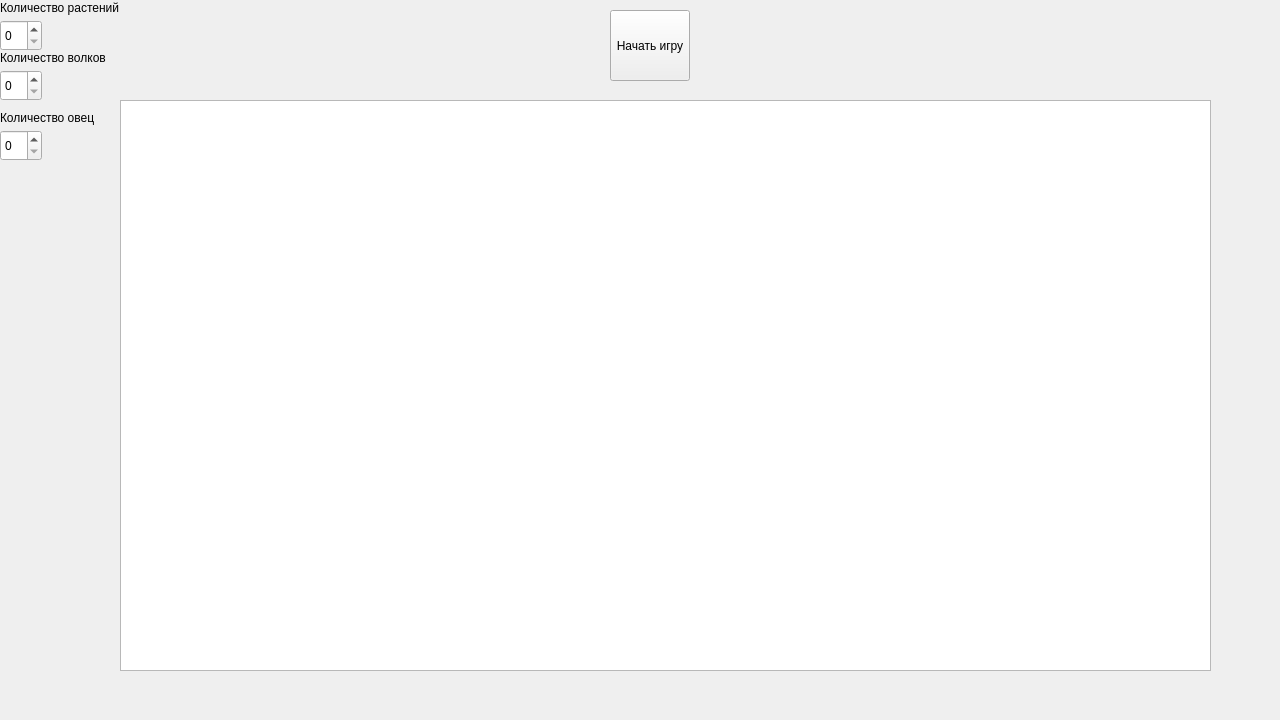
Above: mainwindow.ui from zinovvv/summer_practice_2024 before the change. Below: the same form after it.
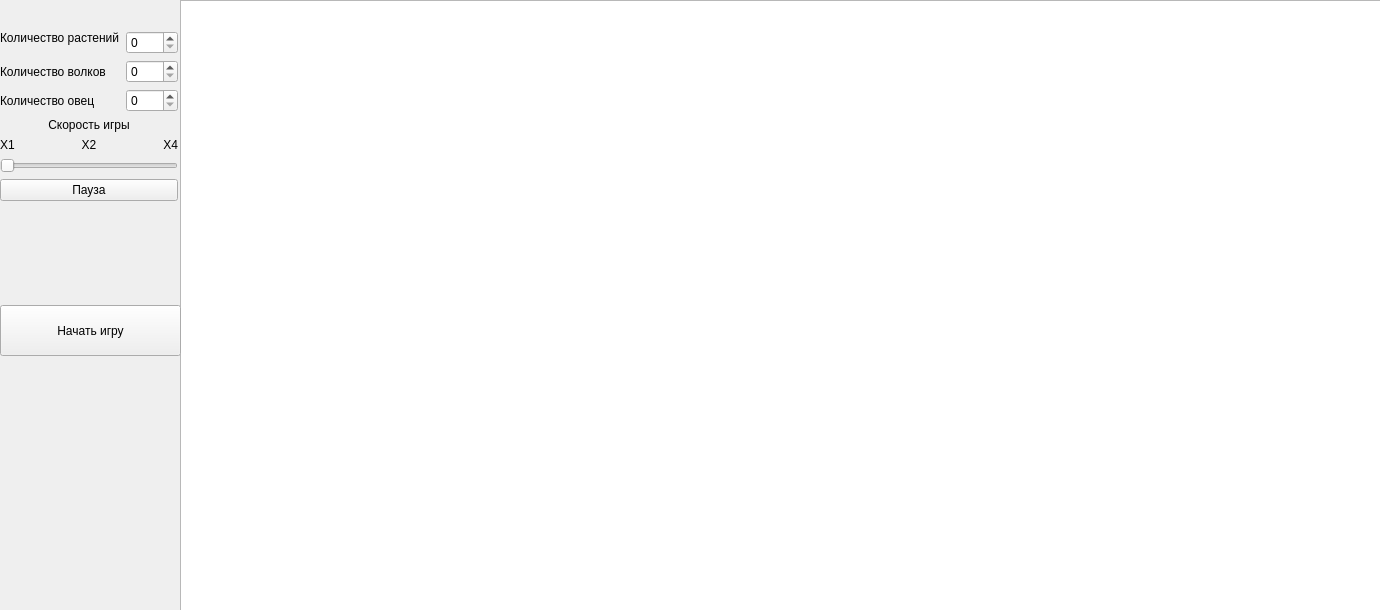
That is the form after the change. Icons and pictures are not drawn.

Diff of the .ui file:
```diff
--- a/mainwindow.ui
+++ b/mainwindow.ui
@@ -9,8 +9,8 @@
    <rect>
     <x>0</x>
     <y>0</y>
-    <width>1280</width>
-    <height>720</height>
+    <width>1380</width>
+    <height>610</height>
    </rect>
   </property>
   <property name="sizePolicy">
@@ -32,67 +32,16 @@
    <property name="styleSheet">
     <string notr="true"/>
    </property>
-   <widget class="QSpinBox" name="plantsspinBox">
-    <property name="geometry">
-     <rect>
-      <x>0</x>
-      <y>20</y>
-      <width>42</width>
-      <height>31</height>
-     </rect>
-    </property>
-   </widget>
-   <widget class="QLabel" name="label">
-    <property name="geometry">
-     <rect>
-      <x>0</x>
-      <y>0</y>
-      <width>121</width>
-      <height>16</height>
-     </rect>
-    </property>
-    <property name="autoFillBackground">
-     <bool>false</bool>
-    </property>
-    <property name="frameShape">
-     <enum>QFrame::NoFrame</enum>
-    </property>
-    <property name="text">
-     <string>Количество растений</string>
-    </property>
-   </widget>
-   <widget class="QPushButton" name="pushButton">
-    <property name="geometry">
-     <rect>
-      <x>610</x>
-      <y>10</y>
-      <width>80</width>
-      <height>71</height>
-     </rect>
-    </property>
-    <property name="acceptDrops">
-     <bool>false</bool>
-    </property>
-    <property name="autoFillBackground">
-     <bool>false</bool>
-    </property>
-    <property name="inputMethodHints">
-     <set>Qt::ImhNone</set>
-    </property>
-    <property name="text">
-     <string>Начать игру</string>
-    </property>
-   </widget>
    <widget class="QGraphicsView" name="graphicsView">
     <property name="enabled">
      <bool>true</bool>
     </property>
     <property name="geometry">
      <rect>
-      <x>120</x>
-      <y>100</y>
-      <width>1091</width>
-      <height>571</height>
+      <x>180</x>
+      <y>0</y>
+      <width>1201</width>
+      <height>611</height>
      </rect>
     </property>
     <property name="autoFillBackground">
@@ -147,65 +96,219 @@
      <enum>QGraphicsView::MinimalViewportUpdate</enum>
     </property>
    </widget>
-   <widget class="QSpinBox" name="wolfsspinBox">
+   <widget class="QWidget" name="formLayoutWidget">
     <property name="geometry">
      <rect>
       <x>0</x>
-      <y>70</y>
-      <width>42</width>
-      <height>31</height>
+      <y>0</y>
+      <width>178</width>
+      <height>201</height>
      </rect>
     </property>
+    <layout class="QFormLayout" name="formLayout">
+     <property name="sizeConstraint">
+      <enum>QLayout::SetDefaultConstraint</enum>
+     </property>
+     <property name="fieldGrowthPolicy">
+      <enum>QFormLayout::AllNonFixedFieldsGrow</enum>
+     </property>
+     <property name="rowWrapPolicy">
+      <enum>QFormLayout::DontWrapRows</enum>
+     </property>
+     <property name="labelAlignment">
+      <set>Qt::AlignLeading|Qt::AlignLeft|Qt::AlignVCenter</set>
+     </property>
+     <property name="formAlignment">
+      <set>Qt::AlignBottom|Qt::AlignLeading|Qt::AlignLeft</set>
+     </property>
+     <item row="0" column="0">
+      <widget class="QLabel" name="label">
+       <property name="sizePolicy">
+        <sizepolicy hsizetype="Preferred" vsizetype="Preferred">
+         <horstretch>0</horstretch>
+         <verstretch>0</verstretch>
+        </sizepolicy>
+       </property>
+       <property name="minimumSize">
+        <size>
+         <width>0</width>
+         <height>0</height>
+        </size>
+       </property>
+       <property name="autoFillBackground">
+        <bool>false</bool>
+       </property>
+       <property name="frameShape">
+        <enum>QFrame::NoFrame</enum>
+       </property>
+       <property name="text">
+        <string>Количество растений</string>
+       </property>
+       <property name="scaledContents">
+        <bool>false</bool>
+       </property>
+       <property name="alignment">
+        <set>Qt::AlignLeading|Qt::AlignLeft|Qt::AlignTop</set>
+       </property>
+      </widget>
+     </item>
+     <item row="0" column="1">
+      <widget class="QSpinBox" name="plantsspinBox">
+       <property name="maximum">
+        <number>1000</number>
+       </property>
+      </widget>
+     </item>
+     <item row="1" column="0">
+      <widget class="QLabel" name="label_2">
+       <property name="autoFillBackground">
+        <bool>false</bool>
+       </property>
+       <property name="frameShape">
+        <enum>QFrame::NoFrame</enum>
+       </property>
+       <property name="text">
+        <string>Количество волков</string>
+       </property>
+       <property name="scaledContents">
+        <bool>false</bool>
+       </property>
+      </widget>
+     </item>
+     <item row="1" column="1">
+      <widget class="QSpinBox" name="wolfsspinBox">
+       <property name="minimumSize">
+        <size>
+         <width>0</width>
+         <height>0</height>
+        </size>
+       </property>
+       <property name="maximum">
+        <number>1000</number>
+       </property>
+      </widget>
+     </item>
+     <item row="2" column="0">
+      <widget class="QLabel" name="label_3">
+       <property name="autoFillBackground">
+        <bool>false</bool>
+       </property>
+       <property name="frameShape">
+        <enum>QFrame::NoFrame</enum>
+       </property>
+       <property name="text">
+        <string>Количество овец</string>
+       </property>
+      </widget>
+     </item>
+     <item row="2" column="1">
+      <widget class="QSpinBox" name="sheepsspinBox">
+       <property name="maximum">
+        <number>1000</number>
+       </property>
+      </widget>
+     </item>
+     <item row="3" column="0" colspan="2">
+      <widget class="QLabel" name="label_4">
+       <property name="text">
+        <string>Скорость игры</string>
+       </property>
+       <property name="alignment">
+        <set>Qt::AlignCenter</set>
+       </property>
+      </widget>
+     </item>
+     <item row="4" column="0" colspan="2">
+      <layout class="QHBoxLayout" name="horizontalLayout" stretch="0,0,0">
+       <property name="spacing">
+        <number>6</number>
+       </property>
+       <item>
+        <widget class="QLabel" name="label_5">
+         <property name="text">
+          <string>X1</string>
+         </property>
+        </widget>
+       </item>
+       <item>
+        <widget class="QLabel" name="label_6">
+         <property name="text">
+          <string>X2</string>
+         </property>
+         <property name="alignment">
+          <set>Qt::AlignCenter</set>
+         </property>
+        </widget>
+       </item>
+       <item>
+        <widget class="QLabel" name="label_7">
+         <property name="text">
+          <string>X4</string>
+         </property>
+         <property name="alignment">
+          <set>Qt::AlignRight|Qt::AlignTrailing|Qt::AlignVCenter</set>
+         </property>
+        </widget>
+       </item>
+      </layout>
+     </item>
+     <item row="5" column="0" colspan="2">
+      <widget class="QSlider" name="gameSpeedSlider">
+       <property name="minimum">
+        <number>1</number>
+       </property>
+       <property name="maximum">
+        <number>3</number>
+       </property>
+       <property name="orientation">
+        <enum>Qt::Horizontal</enum>
+       </property>
+      </widget>
+     </item>
+     <item row="6" column="0" colspan="2">
+      <widget class="QPushButton" name="pauseButton">
+       <property name="sizePolicy">
+        <sizepolicy hsizetype="Minimum" vsizetype="Fixed">
+         <horstretch>0</horstretch>
+         <verstretch>0</verstretch>
+        </sizepolicy>
+       </property>
+       <property name="text">
+        <string>Пауза</string>
+       </property>
+      </widget>
+     </item>
+    </layout>
    </widget>
-   <widget class="QSpinBox" name="sheepsspinBox">
+   <widget class="QPushButton" name="startButton">
     <property name="geometry">
      <rect>
       <x>0</x>
-      <y>130</y>
-      <width>42</width>
-      <height>31</height>
+      <y>305</y>
+      <width>181</width>
+      <height>51</height>
      </rect>
     </property>
-   </widget>
-   <widget class="QLabel" name="label_2">
-    <property name="geometry">
-     <rect>
-      <x>0</x>
-      <y>50</y>
-      <width>121</width>
-      <height>16</height>
-     </rect>
+    <property name="sizePolicy">
+     <sizepolicy hsizetype="Minimum" vsizetype="Fixed">
+      <horstretch>0</horstretch>
+      <verstretch>0</verstretch>
+     </sizepolicy>
     </property>
-    <property name="autoFillBackground">
+    <property name="acceptDrops">
      <bool>false</bool>
     </property>
-    <property name="frameShape">
-     <enum>QFrame::NoFrame</enum>
+    <property name="layoutDirection">
+     <enum>Qt::LeftToRight</enum>
     </property>
-    <property name="text">
-     <string>Количество волков</string>
-    </property>
-    <property name="scaledContents">
-     <bool>false</bool>
-    </property>
-   </widget>
-   <widget class="QLabel" name="label_3">
-    <property name="geometry">
-     <rect>
-      <x>0</x>
-      <y>110</y>
-      <width>121</width>
-      <height>16</height>
-     </rect>
-    </property>
     <property name="autoFillBackground">
      <bool>false</bool>
     </property>
-    <property name="frameShape">
-     <enum>QFrame::NoFrame</enum>
+    <property name="inputMethodHints">
+     <set>Qt::ImhNone</set>
     </property>
     <property name="text">
-     <string>Количество овец</string>
+     <string>Начать игру</string>
     </property>
    </widget>
   </widget>
```
Left out of the diff: 8 changed lines with no effect on the pictures.
